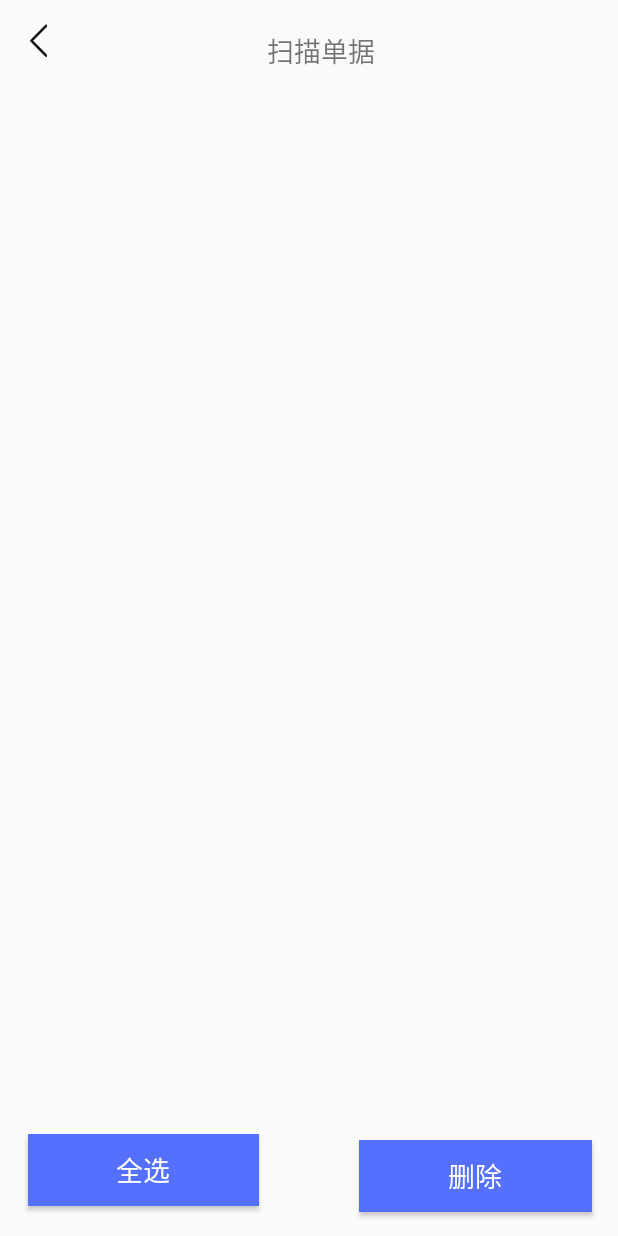
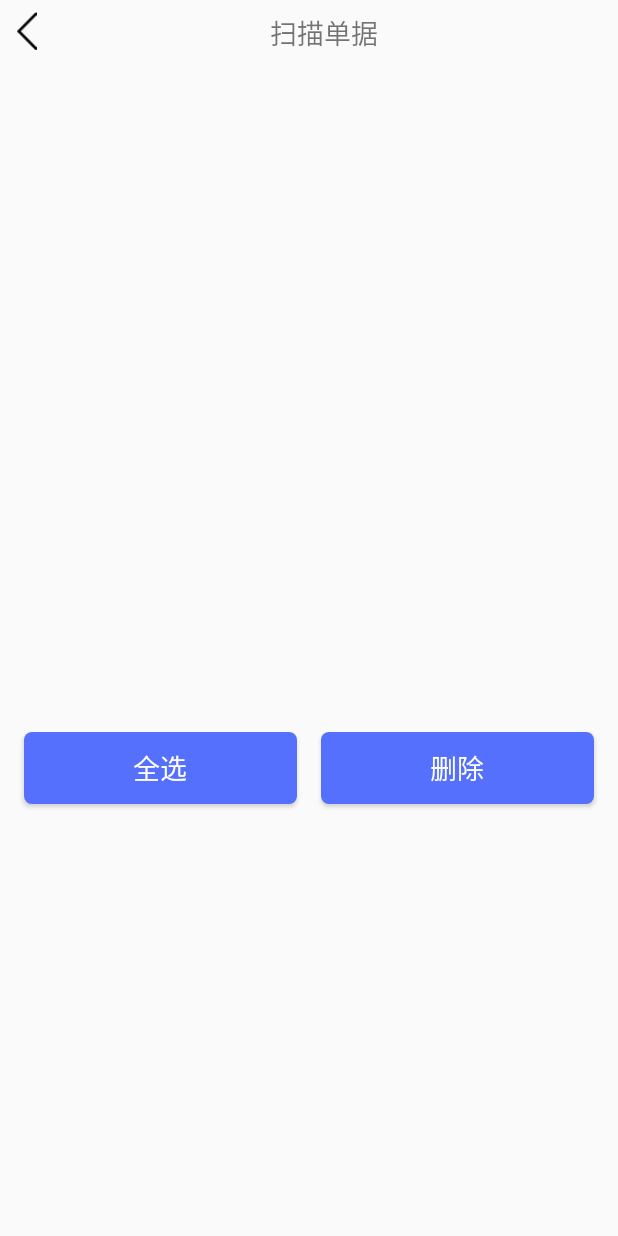
Before and after one commit to zhouruizhong/inventory, an Android app: the Clean screen opened directly, with no data from a screen before it, on a phone screen of 412 x 824 dp. Run offline under Robolectric (Android 15) with nearby library versions, the phone set to English and light mode, and no system bars; libraries missing offline, so code that uses them is left out: rx.subscriptions.

Commit message:
页面样式调整：加边框圆角，调整布局

```diff
--- /dev/null
+++ b/app/src/main/res/drawable/button_shape.xml
@@ -0,0 +1,12 @@
+<?xml version="1.0" encoding="utf-8"?>
+<shape xmlns:android="http://schemas.android.com/apk/res/android"
+       android:shape="rectangle">
+    <!--//shape用于定义形状，有四种形状(矩形rectangle| 椭圆oval | 直线line | 圆形ring)-->
+     <solid android:color="@color/blue"/>                   //solid用于设置填充形状的颜色-->
+    <!--corners用于创建圆角（只用于形状是矩形）-->
+     <corners
+         android:topLeftRadius="5dip"
+         android:topRightRadius="5dip"
+         android:bottomLeftRadius="5dip"
+         android:bottomRightRadius="5dip"/>
+</shape>
--- a/app/src/main/res/layout/clean.xml
+++ b/app/src/main/res/layout/clean.xml
@@ -1,92 +1,76 @@
 <?xml version="1.0" encoding="utf-8"?>
-<android.support.constraint.ConstraintLayout
+<LinearLayout
         xmlns:android="http://schemas.android.com/apk/res/android"
         xmlns:tools="http://schemas.android.com/tools"
         xmlns:app="http://schemas.android.com/apk/res-auto"
         android:layout_width="match_parent"
         android:layout_height="match_parent"
+        android:orientation="vertical"
         tools:context=".view.Clean">
+
+    <LinearLayout
+            android:layout_width="match_parent"
+            android:layout_height="40dp"
+            android:layout_margin="8dp"
+            android:orientation="horizontal">
+        <ImageView
+            android:id="@+id/clean_back"
+            android:src="@mipmap/back"
+            android:layout_width="20dp"
+            android:layout_height="25dp"/>
 
         <TextView
             android:text="@string/scan_receipts"
-            android:layout_width="78dp"
-            android:layout_height="23dp"
-            android:id="@+id/clean_receipts" app:layout_constraintEnd_toEndOf="parent" android:layout_marginEnd="8dp"
-            android:layout_marginRight="8dp" app:layout_constraintStart_toStartOf="parent"
-            android:layout_marginLeft="8dp" android:layout_marginStart="8dp" app:layout_constraintTop_toTopOf="parent"
-            android:layout_marginTop="8dp" app:layout_constraintBottom_toBottomOf="parent"
-            android:layout_marginBottom="8dp" app:layout_constraintVertical_bias="0.015" android:textSize="18sp"
-            app:layout_constraintHorizontal_bias="0.534"/>
-    <ImageView
-            android:src="@mipmap/back"
-            android:layout_width="19dp"
-            android:layout_height="22dp"
-            android:id="@+id/clean_back" android:layout_marginTop="16dp"
-            app:layout_constraintTop_toTopOf="parent" app:layout_constraintStart_toStartOf="parent"
-            android:layout_marginLeft="8dp" android:layout_marginStart="8dp" app:layout_constraintEnd_toEndOf="parent"
-            android:layout_marginEnd="8dp" android:layout_marginRight="8dp"
-            app:layout_constraintHorizontal_bias="0.022" app:layout_constraintBottom_toBottomOf="parent"
-            android:layout_marginBottom="8dp" app:layout_constraintVertical_bias="0.0"/>
+            android:layout_width="match_parent"
+            android:layout_height="25dp"
+            android:id="@+id/clean_receipts"
+            android:gravity="center"
+            android:textSize="18sp"/>
 
-    <Button
-            android:text="@string/check_all"
-            android:layout_width="154dp"
+    </LinearLayout>
+
+    <LinearLayout
+            android:layout_width="match_parent"
             android:layout_height="wrap_content"
-            android:id="@+id/check_all"
-            android:layout_marginBottom="8dp"
-            app:layout_constraintBottom_toBottomOf="parent"
-            app:layout_constraintStart_toStartOf="parent"
-            android:layout_marginLeft="8dp"
-            android:layout_marginStart="8dp"
-            app:layout_constraintEnd_toStartOf="@+id/delete"
-            android:layout_marginEnd="8dp"
-            android:layout_marginRight="8dp"
-            android:layout_marginTop="8dp"
-            app:layout_constraintTop_toTopOf="parent"
-            app:layout_constraintHorizontal_bias="0.156"
-            app:layout_constraintVertical_bias="0.984"
-            android:background="@color/blue"
-            android:textColor="@android:color/white" android:textSize="18sp"/>
-    <Button
-            android:text="@string/delete"
-            android:layout_width="155dp"
-            android:layout_height="wrap_content"
-            android:id="@+id/delete"
-            app:layout_constraintEnd_toEndOf="parent"
-            android:layout_marginEnd="8dp"
-            android:layout_marginRight="8dp"
-            app:layout_constraintBottom_toBottomOf="parent"
-            android:layout_marginBottom="16dp"
-            app:layout_constraintStart_toStartOf="parent"
-            android:layout_marginLeft="8dp"
-            android:layout_marginStart="8dp"
-            app:layout_constraintHorizontal_bias="0.962"
-            app:layout_constraintTop_toTopOf="parent"
-            android:layout_marginTop="8dp"
-            app:layout_constraintVertical_bias="1.0"
-            android:background="@color/blue"
-            android:textColor="@android:color/white" android:textSize="18sp"/>
+            android:layout_margin="8dp"
+            android:orientation="horizontal">
         <ListView
                 android:id="@+id/clean_listView"
                 android:scrollbars="vertical"
                 android:fadingEdge="vertical"
                 android:overScrollMode="never"
-            android:dividerHeight="0.5dp"
-            android:layout_width="369dp"
+                android:layout_width="match_parent"
                 android:choiceMode="multipleChoice"
-            android:layout_height="425dp"
-            android:layout_alignParentTop="true"
-            android:orientation="vertical"
-            app:layout_constraintEnd_toEndOf="parent"
-            android:layout_marginEnd="8dp"
-            android:layout_marginRight="8dp"
-            app:layout_constraintStart_toStartOf="parent"
-            android:layout_marginLeft="8dp"
-            android:layout_marginStart="8dp"
-            app:layout_constraintTop_toTopOf="parent"
-            android:layout_marginTop="8dp"
-            app:layout_constraintBottom_toBottomOf="parent"
-            android:layout_marginBottom="8dp"
-            app:layout_constraintHorizontal_bias="0.509"
-            app:layout_constraintVertical_bias="0.357"/>
-</android.support.constraint.ConstraintLayout>
+                android:layout_height="400dp"
+                android:divider="@android:color/transparent"
+                android:dividerHeight="8dp"
+                />
+    </LinearLayout>
+    <LinearLayout
+            android:layout_width="match_parent"
+            android:layout_height="wrap_content"
+            android:layout_margin="8dp"
+            android:orientation="horizontal">
+            <Button
+                    android:id="@+id/check_all"
+                    android:text="@string/check_all"
+                    android:layout_width="0dp"
+                    android:layout_height="wrap_content"
+                    android:layout_weight="1"
+                    android:layout_margin="8dp"
+                    android:background="@drawable/button_shape"
+                    android:textColor="@android:color/white"
+                    android:textSize="18sp"/>
+            <Button
+                    android:id="@+id/delete"
+                    android:text="@string/delete"
+                    android:layout_width="0dp"
+                    android:layout_height="wrap_content"
+                    android:layout_weight="1"
+                    android:layout_margin="8dp"
+                    android:background="@drawable/button_shape"
+                    android:textColor="@android:color/white"
+                    android:textSize="18sp"/>
+
+    </LinearLayout>
+</LinearLayout>
```
Also changed, not shown: app/src/main/res/drawable/card_shape.xml (added, +64 -0 lines), app/src/main/res/drawable/layout_shape.xml (added, +8 -0 lines), app/src/main/res/drawable/listview_shape.xml (added, +13 -0 lines), app/src/main/res/drawable/shape_corner.xml (added, +9 -0 lines), app/src/main/res/drawable/shape_corner_down.xml (added, +7 -0 lines), app/src/main/res/drawable/shape_corner_up.xml (added, +7 -0 lines), app/src/main/res/layout/data.xml (+9 -1 lines), app/src/main/res/layout/receipts.xml (+15 -9 lines), app/src/main/res/layout/scan.xml (+38 -31 lines). Lines whose indentation alone changed are shown as unchanged.
